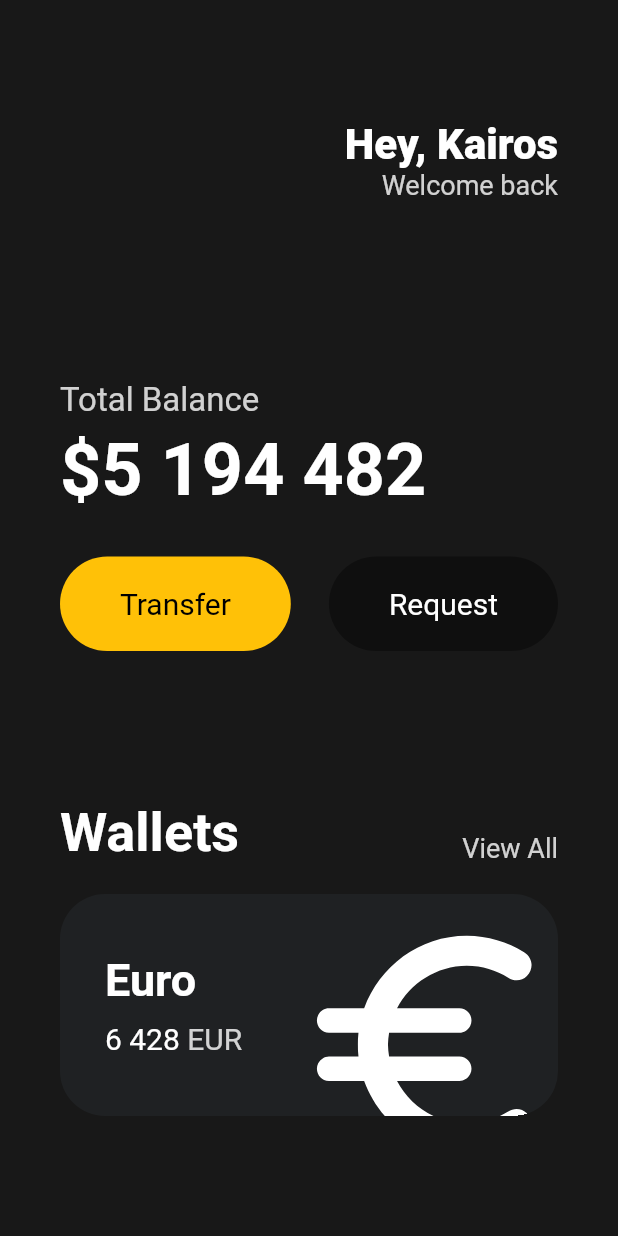
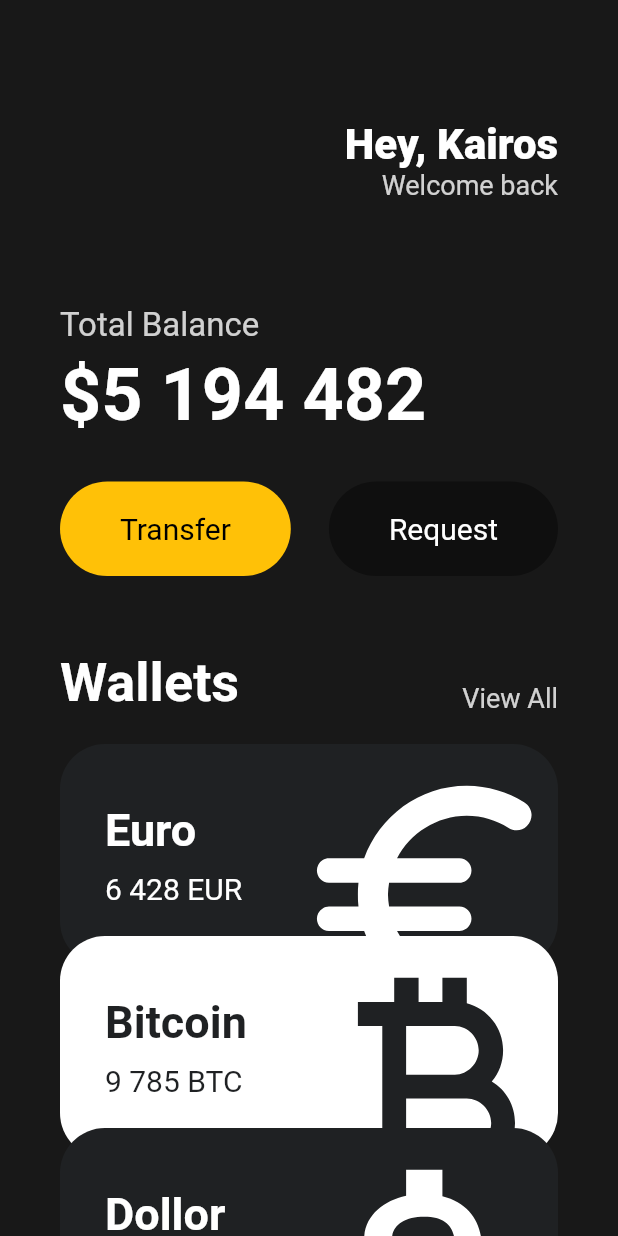
Before and after one commit to kairos67/flutter_toolflix, a Flutter app: the screen it shows after launch, on a phone screen of 412 x 824 dp. Run offline on Flutter 3.47's test engine with Material 2 defaults, Android fonts, the phone set to English and light mode, and no system bars.

Commit message:
Reusable Cards

```diff
--- a/lib/main.dart
+++ b/lib/main.dart
@@ -1,5 +1,6 @@
 import 'package:flutter/material.dart';
 import 'package:toolflix/widgets/button.dart';
+import 'package:toolflix/widgets/currency_card.dart';
 
 void main() {
   runApp(MyApp());
@@ -11,7 +12,8 @@ class MyApp extends StatelessWidget {
     return MaterialApp(
       home: Scaffold(
         backgroundColor: const Color(0xFF181818),
-        body: Padding(
+        body: SingleChildScrollView(
+          child: Padding(
             padding: const EdgeInsets.symmetric(horizontal: 40),
             child: Column(
               crossAxisAlignment: CrossAxisAlignment.start,
@@ -52,7 +54,7 @@ class MyApp extends StatelessWidget {
                   ],
                 ),
                 const SizedBox(
-                height: 120,
+                  height: 70,
                 ),
                 Text(
                   'Total Balance',
@@ -91,7 +93,7 @@ class MyApp extends StatelessWidget {
                   ],
                 ),
                 const SizedBox(
-                height: 100,
+                  height: 50,
                 ),
                 Row(
                   crossAxisAlignment: CrossAxisAlignment.end,
@@ -117,71 +119,37 @@ class MyApp extends StatelessWidget {
                 const SizedBox(
                   height: 20,
                 ),
-              Container(
-                clipBehavior: Clip.hardEdge,
-                decoration: BoxDecoration(
-                  color: const Color(0xFF1F2123),
-                  borderRadius: BorderRadius.circular(30),
+                const CurrencyCard(
+                  name: 'Euro',
+                  code: 'EUR',
+                  amount: '6 428',
+                  icon: Icons.euro_rounded,
+                  isInverted: false,
                 ),
-                child: Padding(
-                  padding: const EdgeInsets.all(30),
-                  child: Row(
-                    mainAxisAlignment: MainAxisAlignment.spaceBetween,
-                    children: [
-                      Column(
-                        crossAxisAlignment: CrossAxisAlignment.start,
-                        children: [
-                          const Text(
-                            'Euro',
-                            style: TextStyle(
-                                color: Colors.white,
-                                fontSize: 30,
-                                fontWeight: FontWeight.w600),
-                          ),
-                          const SizedBox(
-                            height: 10,
-                          ),
-                          Row(
-                            children: [
-                              const Text(
-                                '6 428',
-                                style: TextStyle(
-                                  color: Colors.white,
-                                  fontSize: 20,
+                Transform.translate(
+                  offset: const Offset(0, -20),
+                  child: const CurrencyCard(
+                    name: 'Bitcoin',
+                    code: 'BTC',
+                    amount: '9 785',
+                    icon: Icons.currency_bitcoin,
+                    isInverted: true,
                   ),
                 ),
-                              const SizedBox(
-                                width: 5,
-                              ),
-                              Text(
-                                'EUR',
-                                style: TextStyle(
-                                  color: Colors.white.withOpacity(0.8),
-                                  fontSize: 20,
-                                ),
-                              ),
-                            ],
-                          ),
-                        ],
-                      ),
-                      Transform.scale(
-                        scale: 2.2,
-                        child: Transform.translate(
-                          offset: const Offset(-5, 12),
-                          child: const Icon(
-                            Icons.euro_rounded,
-                            color: Colors.white,
-                            size: 88,
-                          ),
+                Transform.translate(
+                  offset: const Offset(0, -40),
+                  child: const CurrencyCard(
+                    name: 'Dollor',
+                    code: 'USD',
+                    amount: '428',
+                    icon: Icons.attach_money_outlined,
+                    isInverted: false,
                   ),
                 ),
               ],
             ),
           ),
         ),
-            ],
-          ),
-        ),
       ),
     );
   }
--- /dev/null
+++ b/lib/widgets/currency_card.dart
@@ -0,0 +1,87 @@
+//import 'package:flutter/cupertino.dart';
+import 'package:flutter/material.dart';
+
+class CurrencyCard extends StatelessWidget {
+  final String name, code, amount;
+  final IconData icon;
+  final bool isInverted;
+
+  final _blackColor = const Color(0xFF1F2123);
+
+  const CurrencyCard({
+    super.key,
+    required this.name,
+    required this.code,
+    required this.amount,
+    required this.icon,
+    required this.isInverted,
+  });
+
+  @override
+  Widget build(BuildContext context) {
+    return Container(
+      clipBehavior: Clip.hardEdge,
+      decoration: BoxDecoration(
+        color: isInverted ? Colors.white : _blackColor,
+        borderRadius: BorderRadius.circular(30),
+      ),
+      child: Padding(
+        padding: const EdgeInsets.all(30),
+        child: Row(
+          mainAxisAlignment: MainAxisAlignment.spaceBetween,
+          children: [
+            Column(
+              crossAxisAlignment: CrossAxisAlignment.start,
+              children: [
+                Text(
+                  name, //'Euro',
+                  style: TextStyle(
+                      color: isInverted ? _blackColor : Colors.white,
+                      fontSize: 30,
+                      fontWeight: FontWeight.w600),
+                ),
+                const SizedBox(
+                  height: 10,
+                ),
+                Row(
+                  children: [
+                    Text(
+                      amount, //'6 428',
+                      style: TextStyle(
+                        color: isInverted ? _blackColor : Colors.white,
+                        fontSize: 20,
+                      ),
+                    ),
+                    const SizedBox(
+                      width: 5,
+                    ),
+                    Text(
+                      code, //'EUR',
+                      style: TextStyle(
+                        color: isInverted
+                            ? _blackColor
+                            : Colors.white, //Colors.white.withOpacity(0.8),
+                        fontSize: 20,
+                      ),
+                    ),
+                  ],
+                ),
+              ],
+            ),
+            Transform.scale(
+              scale: 2.2,
+              child: Transform.translate(
+                offset: const Offset(-5, 12),
+                child: Icon(
+                  icon, //Icons.euro_rounded,
+                  color: isInverted ? _blackColor : Colors.white,
+                  size: 88,
+                ),
+              ),
+            ),
+          ],
+        ),
+      ),
+    );
+  }
+}
```
Lines whose indentation alone changed are shown as unchanged.
